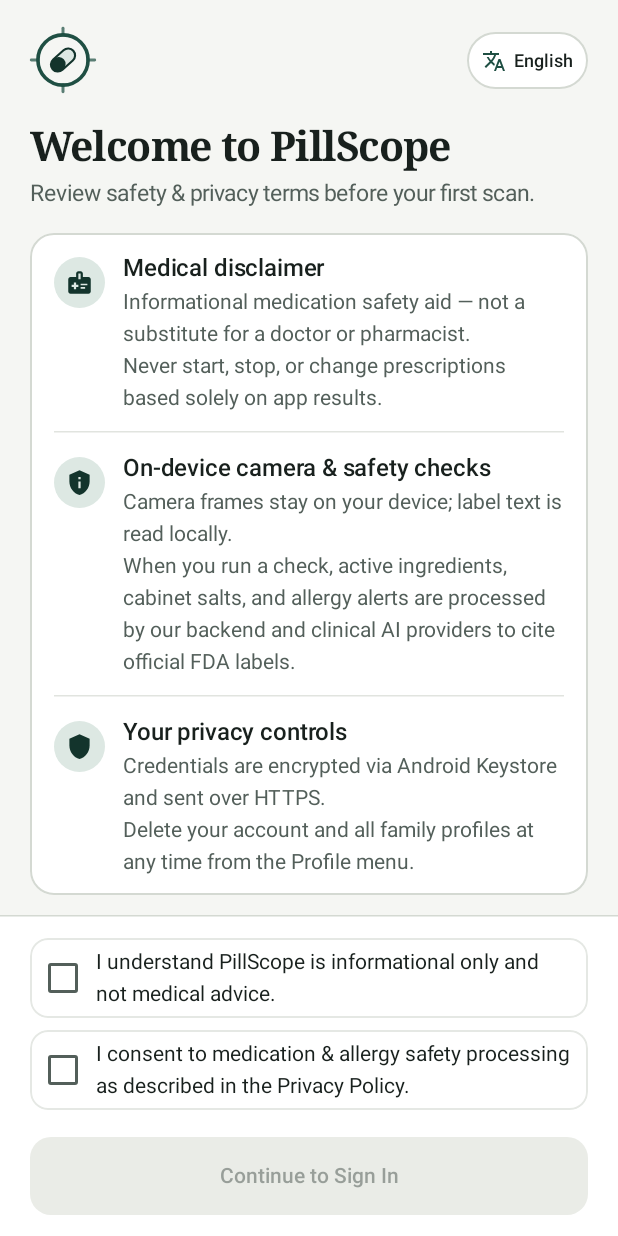
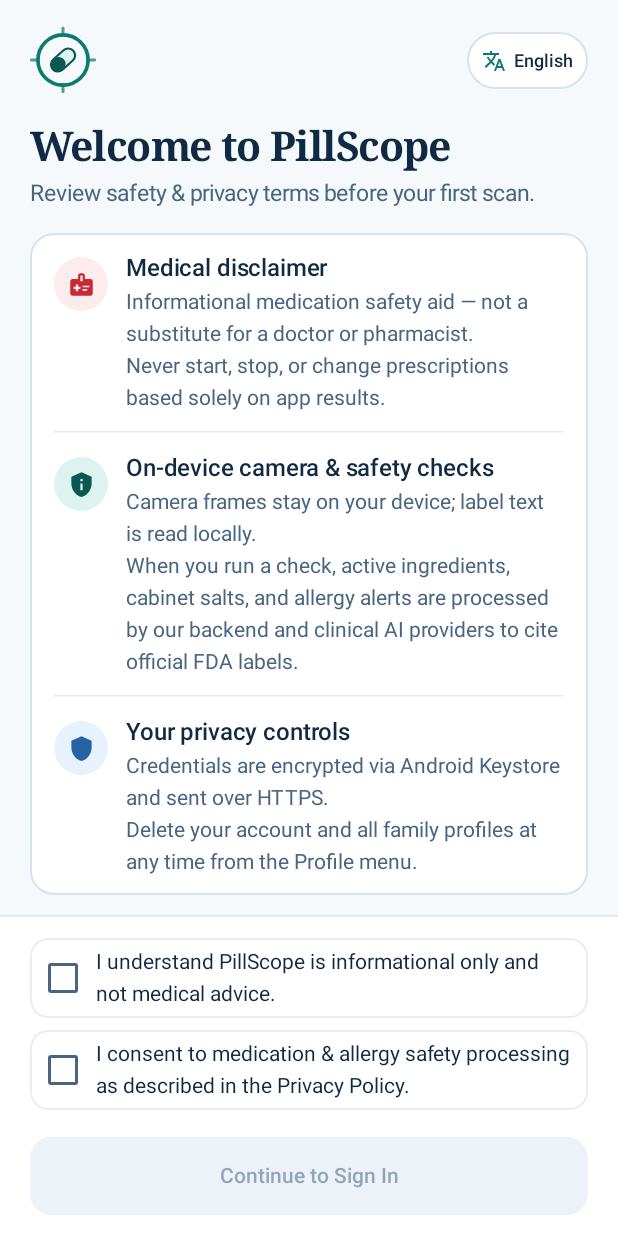
Before and after one commit to hrdk6/PillScope, an Android app built with Jetpack Compose: the screen it shows after launch (MainActivity), on a phone screen of 412 x 824 dp. Run offline under Robolectric (Android 15) with nearby library versions, the phone set to English and light mode, and no system bars; our stand-ins replace Dagger/Hilt's generated code, Material 3 Expressive styles (plain Material 3 is drawn), Room's generated code; libraries missing offline, so code that uses them is left out: okhttp3.sse.

Commit message:
UI colours redefined

```diff
--- a/android/app/src/main/java/com/pillscope/app/ui/assistant/VoiceAssistantScreen.kt
+++ b/android/app/src/main/java/com/pillscope/app/ui/assistant/VoiceAssistantScreen.kt
@@ -868,7 +868,7 @@ private fun AcousticEqualizerBars(
             val x = i * (barWidth + gap)
             val top = (maxH - h) / 2f
             drawRoundRect(
-                color = barColor.copy(alpha = if (isListening) 0.85f else 0.35f),
+                color = barColor.copy(alpha = if (isListening) 0.92f else 0.52f),
                 topLeft = Offset(x, top),
                 size = Size(barWidth, h),
                 cornerRadius = CornerRadius(barWidth / 2f, barWidth / 2f),
--- a/android/app/src/main/java/com/pillscope/app/ui/auth/OnboardingConsentScreen.kt
+++ b/android/app/src/main/java/com/pillscope/app/ui/auth/OnboardingConsentScreen.kt
@@ -172,6 +172,8 @@ fun OnboardingConsentScreen(
                 Column(modifier = Modifier.fillMaxWidth()) {
                     DisclosureLedgerRow(
                         icon = Icons.Default.MedicalInformation,
+                        iconContainer = PillScopeColors.CriticalCrimsonSurface,
+                        iconTint = PillScopeColors.CriticalCrimson,
                         title = strings.medicalDisclaimerTitle,
                         points = listOf(
                             strings.medicalDisclaimerPoint1,
@@ -184,6 +186,8 @@ fun OnboardingConsentScreen(
                     )
                     DisclosureLedgerRow(
                         icon = Icons.Default.PrivacyTip,
+                        iconContainer = PillScopeColors.ClinicalTealContainer,
+                        iconTint = PillScopeColors.ClinicalTealDeep,
                         title = strings.onDeviceCameraTitle,
                         points = listOf(
                             strings.onDeviceCameraPoint1,
@@ -196,6 +200,8 @@ fun OnboardingConsentScreen(
                     )
                     DisclosureLedgerRow(
                         icon = Icons.Default.Shield,
+                        iconContainer = PillScopeColors.MinorBlueSurface,
+                        iconTint = PillScopeColors.MinorBlue,
                         title = strings.privacyControlsTitle,
                         points = listOf(
                             strings.privacyControlsPoint1,
@@ -290,6 +296,8 @@ private fun ConsentCheckboxRow(
 @Composable
 private fun DisclosureLedgerRow(
     icon: ImageVector,
+    iconContainer: Color,
+    iconTint: Color,
     title: String,
     points: List<String>,
 ) {
@@ -302,16 +310,16 @@ private fun DisclosureLedgerRow(
     ) {
         Surface(
             shape = CircleShape,
-            color = PillScopeColors.ClinicalTealContainer,
+            color = iconContainer,
             modifier = Modifier
                 .padding(top = 2.dp)
-                .size(34.dp),
+                .size(36.dp),
         ) {
             Box(contentAlignment = Alignment.Center) {
                 Icon(
                     imageVector = icon,
                     contentDescription = null,
-                    tint = PillScopeColors.ClinicalTealDeep,
+                    tint = iconTint,
                     modifier = Modifier.size(18.dp),
                 )
             }
--- a/android/app/src/main/java/com/pillscope/app/ui/common/LanguagePickerSheet.kt
+++ b/android/app/src/main/java/com/pillscope/app/ui/common/LanguagePickerSheet.kt
@@ -56,11 +56,11 @@ fun LanguagePillButton(
     val language = LocalAppLanguage.current
     val strings = LocalAppStrings.current
     val containerColor = if (darkSurface) {
-        Color(0xAA131715)
+        Color(0xAA101B26)
     } else {
         PillScopeColors.CardSurface
     }
-    val contentColor = if (darkSurface) Color(0xFFECEFE9) else PillScopeColors.InkPrimary
+    val contentColor = if (darkSurface) Color(0xFFF0F5FA) else PillScopeColors.InkPrimary
     val borderColor = if (darkSurface) {
         Color.White.copy(alpha = 0.18f)
     } else {
--- a/android/app/src/main/java/com/pillscope/app/ui/profiles/ProfileSwitcherSheet.kt
+++ b/android/app/src/main/java/com/pillscope/app/ui/profiles/ProfileSwitcherSheet.kt
@@ -113,11 +113,11 @@ fun ActiveProfilePill(
     darkSurface: Boolean = false,
 ) {
     val containerColor = if (darkSurface) {
-        Color(0xAA131715)
+        Color(0xAA101B26)
     } else {
         PillScopeColors.CardSurface
     }
-    val contentColor = if (darkSurface) Color(0xFFECEFE9) else PillScopeColors.InkPrimary
+    val contentColor = if (darkSurface) Color(0xFFF0F5FA) else PillScopeColors.InkPrimary
     val borderColor = if (darkSurface) {
         Color.White.copy(alpha = 0.18f)
     } else {
--- a/android/app/src/main/java/com/pillscope/app/ui/theme/Theme.kt
+++ b/android/app/src/main/java/com/pillscope/app/ui/theme/Theme.kt
@@ -22,11 +22,11 @@ import androidx.compose.ui.unit.dp
 import androidx.compose.ui.unit.sp
 
 /**
- * PillScope Apothecary & Pharmacopoeia Palette.
+ * PillScope Coastal Ceramic & Viridian Palette.
  *
- * Grounded in archival mineral paper, deep botanical spruce, oxblood carmine, burnished ochre,
- * and muted slate indigo — zero neon accents in either Light or Dark mode, while preserving
- * WCAG AA/AAA contrast across every clinical alert state.
+ * Clean, fresh, eye-pleasing clinical colors with zero neon glare and zero muddy grey wash:
+ * crisp alabaster-porcelain light surfaces, deep twilight-slate dark surfaces, rich Aegean
+ * viridian, clear cerulean, warm honey marigold, fresh leaf emerald, and authoritative ruby.
  */
 @Immutable
 data class PillScopePalette(
@@ -61,78 +61,78 @@ data class PillScopePalette(
 )
 
 private val LightPalette = PillScopePalette(
-    // Deep Apothecary Spruce & Eucalyptus Wash
-    clinicalTeal = Color(0xFF1F4F43),
-    clinicalTealDeep = Color(0xFF13342C),
-    clinicalTealContainer = Color(0xFFDDE8E3),
-    // Mineral Porcelain & Stone Paper Hierarchy
-    slateSurface = Color(0xFFF5F6F3),
+    // Rich Aegean Viridian & Fresh Seafoam Wash
+    clinicalTeal = Color(0xFF0D7A6F),
+    clinicalTealDeep = Color(0xFF0A5851),
+    clinicalTealContainer = Color(0xFFDDF3F0),
+    // Airy Porcelain-Sky Canvas & Crisp White Surfaces
+    slateSurface = Color(0xFFF6F9FB),
     cardSurface = Color(0xFFFFFFFF),
-    surfaceTint = Color(0xFFEAECE7),
-    slateBorder = Color(0xFFD4D9D2),
-    inkPrimary = Color(0xFF18201D),
-    inkSecondary = Color(0xFF535F5A),
-    // Oxblood Carmine (authoritative matte danger, non-neon)
-    criticalCrimson = Color(0xFF9E1F28),
-    criticalCrimsonDark = Color(0xFF6D131A),
-    criticalCrimsonSurface = Color(0xFFF8E8E9),
-    criticalBannerContainer = Color(0xFF921B24),
+    surfaceTint = Color(0xFFECF2F7),
+    slateBorder = Color(0xFFD8E2EC),
+    inkPrimary = Color(0xFF102A43),
+    inkSecondary = Color(0xFF486581),
+    // Authoritative Ruby Rose (vivid & clear, non-neon)
+    criticalCrimson = Color(0xFFC82838),
+    criticalCrimsonDark = Color(0xFF8A1724),
+    criticalCrimsonSurface = Color(0xFFFDECEE),
+    criticalBannerContainer = Color(0xFFBE2334),
     onCriticalBanner = Color(0xFFFFFFFF),
-    // Burnished Ochre (earthy caution, non-neon)
-    moderateAmber = Color(0xFF9A5A16),
-    moderateAmberDark = Color(0xFF693B0B),
-    moderateAmberSurface = Color(0xFFF7EFE3),
-    // Archival Slate Indigo (clinical references & minor severity)
-    minorBlue = Color(0xFF2D537B),
-    minorBlueDark = Color(0xFF1E3A57),
-    minorBlueSurface = Color(0xFFEBF0F6),
-    // Botanical Cypress (verified safe & dose completion)
-    safeEmerald = Color(0xFF286448),
-    safeEmeraldDark = Color(0xFF1A4531),
-    safeEmeraldSurface = Color(0xFFE7F0EB),
-    // Matte Anodized Optical Viewfinder
-    hudBackdrop = Color(0xFF131715),
-    hudAmberGlow = Color(0xFFD6A156),
-    hudEmeraldLock = Color(0xFF8FC0A6),
-    onHudLock = Color(0xFF10241C),
+    // Warm Honey Marigold
+    moderateAmber = Color(0xFFC97A10),
+    moderateAmberDark = Color(0xFF7F4806),
+    moderateAmberSurface = Color(0xFFFFF5E4),
+    // Clear Mediterranean Cerulean
+    minorBlue = Color(0xFF2563A6),
+    minorBlueDark = Color(0xFF194475),
+    minorBlueSurface = Color(0xFFE8F2FC),
+    // Fresh Botanical Leaf Green
+    safeEmerald = Color(0xFF1E8255),
+    safeEmeraldDark = Color(0xFF125436),
+    safeEmeraldSurface = Color(0xFFE4F6EC),
+    // Matte Twilight Optical Viewfinder
+    hudBackdrop = Color(0xFF101B26),
+    hudAmberGlow = Color(0xFFE6AC50),
+    hudEmeraldLock = Color(0xFF58BA98),
+    onHudLock = Color(0xFF07271E),
     isDark = false,
 )
 
 private val DarkPalette = PillScopePalette(
-    // Muted Mineral Celadon & Pine Obsidian (zero neon cyan/emerald)
-    clinicalTeal = Color(0xFF7FB3A2),
-    clinicalTealDeep = Color(0xFFC7DDD5),
-    clinicalTealContainer = Color(0xFF1E352E),
-    // Deep Botanical Charcoal Hierarchy
-    slateSurface = Color(0xFF131716),
-    cardSurface = Color(0xFF1B211F),
-    surfaceTint = Color(0xFF232B28),
-    slateBorder = Color(0xFF303B37),
-    inkPrimary = Color(0xFFECEFE9),
-    inkSecondary = Color(0xFF9CA9A4),
-    // Dusty Carmine Rose & Matte Oxblood Banner
-    criticalCrimson = Color(0xFFD9787E),
-    criticalCrimsonDark = Color(0xFFF3CDD0),
-    criticalCrimsonSurface = Color(0xFF351B1E),
-    criticalBannerContainer = Color(0xFF8C1E26),
-    onCriticalBanner = Color(0xFFFAF6F6),
-    // Antique Brass Ochre
-    moderateAmber = Color(0xFFD4A05A),
-    moderateAmberDark = Color(0xFFEFE0C6),
-    moderateAmberSurface = Color(0xFF312617),
-    // Calm Steel Periwinkle
-    minorBlue = Color(0xFF89ADD2),
-    minorBlueDark = Color(0xFFD2E2F2),
-    minorBlueSurface = Color(0xFF1C2836),
-    // Muted Botanical Sage
-    safeEmerald = Color(0xFF7BB295),
-    safeEmeraldDark = Color(0xFFCCE3D6),
-    safeEmeraldSurface = Color(0xFF192C22),
-    // Matte Anodized Optical Viewfinder
-    hudBackdrop = Color(0xFF0E1210),
-    hudAmberGlow = Color(0xFFD6A156),
-    hudEmeraldLock = Color(0xFF8FC0A6),
-    onHudLock = Color(0xFF10241C),
+    // Luminous Seafoam Viridian & Deep Oceanic Pine (pleasing jewel clarity, non-neon)
+    clinicalTeal = Color(0xFF46B5A7),
+    clinicalTealDeep = Color(0xFFB5EAE2),
+    clinicalTealContainer = Color(0xFF153D3D),
+    // Rich Twilight Indigo-Slate Canvas & Elevation
+    slateSurface = Color(0xFF0F1722),
+    cardSurface = Color(0xFF172231),
+    surfaceTint = Color(0xFF202F42),
+    slateBorder = Color(0xFF2C3F56),
+    inkPrimary = Color(0xFFF0F5FA),
+    inkSecondary = Color(0xFF9FB3C8),
+    // Warm Coral Ruby & Deep Ruby Banner
+    criticalCrimson = Color(0xFFEE6B78),
+    criticalCrimsonDark = Color(0xFFFFD3D8),
+    criticalCrimsonSurface = Color(0xFF3C1B24),
+    criticalBannerContainer = Color(0xFFB52536),
+    onCriticalBanner = Color(0xFFFFFFFF),
+    // Warm Golden Honey
+    moderateAmber = Color(0xFFE8AE52),
+    moderateAmberDark = Color(0xFFFCE5BE),
+    moderateAmberSurface = Color(0xFF392B17),
+    // Soft Sky Cerulean
+    minorBlue = Color(0xFF6EA8E5),
+    minorBlueDark = Color(0xFFCFE4FA),
+    minorBlueSurface = Color(0xFF192B40),
+    // Fresh Mint-Leaf Green
+    safeEmerald = Color(0xFF59C092),
+    safeEmeraldDark = Color(0xFFC7F0DC),
+    safeEmeraldSurface = Color(0xFF153227),
+    // Matte Twilight Optical Viewfinder
+    hudBackdrop = Color(0xFF0B121B),
+    hudAmberGlow = Color(0xFFE6AC50),
+    hudEmeraldLock = Color(0xFF58BA98),
+    onHudLock = Color(0xFF07271E),
     isDark = true,
 )
 
@@ -194,21 +194,21 @@ object PillScopeColors {
     val SafeEmeraldSurface: Color
         @Composable @ReadOnlyComposable get() = LocalPillScopePalette.current.safeEmeraldSurface
 
-    val HudBackdrop: Color = Color(0xFF131715)
-    val HudAmberGlow: Color = Color(0xFFD6A156)
-    val HudEmeraldLock: Color = Color(0xFF8FC0A6)
-    val OnHudLock: Color = Color(0xFF10241C)
+    val HudBackdrop: Color = Color(0xFF101B26)
+    val HudAmberGlow: Color = Color(0xFFE6AC50)
+    val HudEmeraldLock: Color = Color(0xFF58BA98)
+    val OnHudLock: Color = Color(0xFF07271E)
 }
 
-private val ApothecaryLightColorScheme = lightColorScheme(
+private val CoastalLightColorScheme = lightColorScheme(
     primary = LightPalette.clinicalTeal,
     onPrimary = Color.White,
     primaryContainer = LightPalette.clinicalTealContainer,
     onPrimaryContainer = LightPalette.clinicalTealDeep,
-    secondary = Color(0xFF3E524C),
+    secondary = Color(0xFF2E5E88),
     onSecondary = Color.White,
-    secondaryContainer = Color(0xFFE3EAE6),
-    onSecondaryContainer = Color(0xFF1E2D29),
+    secondaryContainer = Color(0xFFE3EFF9),
+    onSecondaryContainer = Color(0xFF173B5C),
     tertiary = LightPalette.safeEmerald,
     onTertiary = Color.White,
     tertiaryContainer = LightPalette.safeEmeraldSurface,
@@ -224,20 +224,20 @@ private val ApothecaryLightColorScheme = lightColorScheme(
     errorContainer = LightPalette.criticalCrimsonSurface,
     onErrorContainer = LightPalette.criticalCrimsonDark,
     outline = LightPalette.slateBorder,
-    outlineVariant = Color(0xFFE3E7E1),
+    outlineVariant = Color(0xFFE4ECF3),
 )
 
-private val ApothecaryDarkColorScheme = darkColorScheme(
+private val CoastalDarkColorScheme = darkColorScheme(
     primary = DarkPalette.clinicalTeal,
-    onPrimary = Color(0xFF0E241E),
+    onPrimary = Color(0xFF062925),
     primaryContainer = DarkPalette.clinicalTealContainer,
     onPrimaryContainer = DarkPalette.clinicalTealDeep,
-    secondary = Color(0xFFA2B8B0),
-    onSecondary = Color(0xFF152520),
-    secondaryContainer = Color(0xFF24332E),
-    onSecondaryContainer = Color(0xFFDDE6E2),
+    secondary = Color(0xFF7CB2E2),
+    onSecondary = Color(0xFF0D253B),
+    secondaryContainer = Color(0xFF1D344A),
+    onSecondaryContainer = Color(0xFFD6E9FA),
     tertiary = DarkPalette.safeEmerald,
-    onTertiary = Color(0xFF0E2419),
+    onTertiary = Color(0xFF072A1C),
     tertiaryContainer = DarkPalette.safeEmeraldSurface,
     onTertiaryContainer = DarkPalette.safeEmeraldDark,
     background = DarkPalette.slateSurface,
@@ -247,17 +247,13 @@ private val ApothecaryDarkColorScheme = darkColorScheme(
     surfaceVariant = DarkPalette.surfaceTint,
     onSurfaceVariant = DarkPalette.inkSecondary,
     error = DarkPalette.criticalCrimson,
-    onError = Color(0xFF360E12),
+    onError = Color(0xFF3E0B13),
     errorContainer = DarkPalette.criticalCrimsonSurface,
     onErrorContainer = DarkPalette.criticalCrimsonDark,
     outline = DarkPalette.slateBorder,
-    outlineVariant = Color(0xFF27312E),
+    outlineVariant = Color(0xFF233447),
 )
 
-/**
- * Deliberate radius hierarchy: tighter nested controls (8-12dp), structured ledger surfaces (16dp),
- * and sculptural framing reserved for optical viewfinders and modal sheets (24-28dp).
- */
 private val ApothecaryShapes = Shapes(
     extraSmall = RoundedCornerShape(6.dp),
     small = RoundedCornerShape(10.dp),
@@ -266,11 +262,6 @@ private val ApothecaryShapes = Shapes(
     extraLarge = RoundedCornerShape(28.dp),
 )
 
-/**
- * Dual-voice Pharmacopoeia Typography:
- * Editorial serif headlines lend calm clinical gravitas and distinction, while clean humanist
- * sans-serif carries interactive UI, multilingual body copy, and tabular clinical metrics.
- */
 private val PharmacopoeiaTypography = Typography(
     displaySmall = TextStyle(
         fontFamily = FontFamily.Serif,
@@ -361,7 +352,7 @@ fun PillScopeTheme(
     content: @Composable () -> Unit,
 ) {
     val palette = if (darkTheme) DarkPalette else LightPalette
-    val colorScheme = if (darkTheme) ApothecaryDarkColorScheme else ApothecaryLightColorScheme
+    val colorScheme = if (darkTheme) CoastalDarkColorScheme else CoastalLightColorScheme
     CompositionLocalProvider(LocalPillScopePalette provides palette) {
         MaterialExpressiveTheme(
             colorScheme = colorScheme,
--- a/android/app/src/main/res/drawable/ic_launcher_background.xml
+++ b/android/app/src/main/res/drawable/ic_launcher_background.xml
@@ -5,9 +5,9 @@
     android:viewportWidth="108"
     android:viewportHeight="108">
     <path
-        android:fillColor="#13342C"
+        android:fillColor="#09524C"
         android:pathData="M0,0h108v108h-108z" />
     <path
-        android:fillColor="#1F4F43"
+        android:fillColor="#0D7A6F"
         android:pathData="M0,0L108,0L108,68C84,56 32,72 0,56Z" />
 </vector>
```
Also changed, not shown: android/app/src/main/java/com/pillscope/app/ui/analysis/ProgressiveAnalysisScreen.kt (+6 -5 lines), android/app/src/main/java/com/pillscope/app/ui/scan/CameraScanScreen.kt (+20 -20 lines), android/app/src/main/res/drawable/ic_launcher_foreground.xml (+6 -6 lines), 1 other file.
